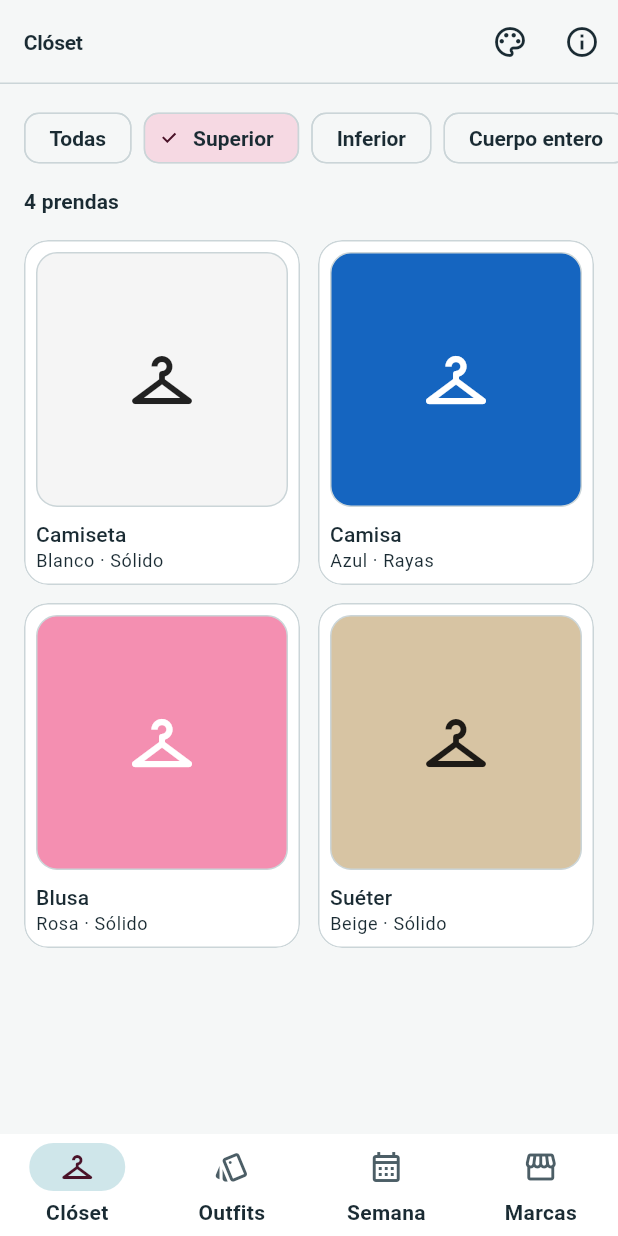
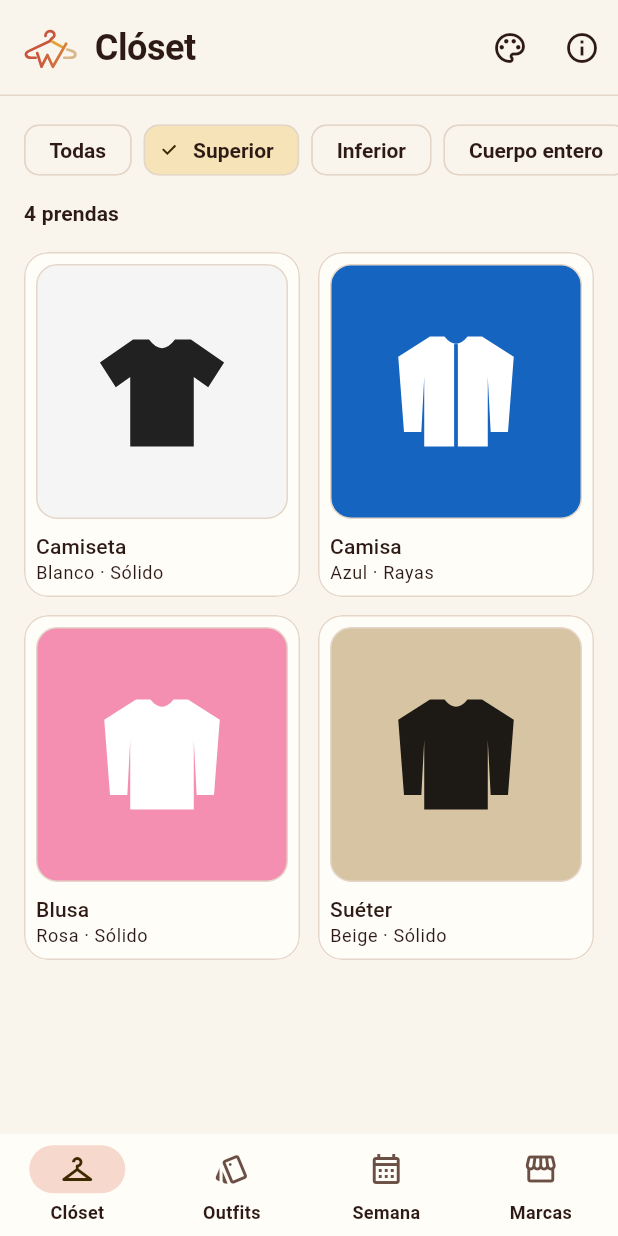
Before and after one commit to WearHack/WearHack, a Flutter app: the screen it shows after launch, after a tap on "Superior", on a phone screen of 412 x 824 dp. Run offline on Flutter 3.47's test engine with Material 3 defaults, Android fonts, the phone set to English and light mode, and no system bars; our stand-ins replace camera, device_info_plus, package_info_plus, share_plus; missing offline and left inert: amplify_auth_cognito, amplify_flutter, camera_platform_interface, dart:js_interop, google_mlkit_face_detection, thermal.

Commit message:
feat(client): marca, siluetas de prendas y paleta del logo
El tema usaba una paleta propia que no tenia que ver con el logo del proyecto. Ahora sale del logo (terracota, ocre y arena sobre crema), la marca se dibuja en vectores y cada tipo de prenda tiene su silueta en vez del mismo icono.

```diff
--- /dev/null
+++ b/client/lib/app/marca.dart
@@ -0,0 +1,99 @@
+/// La marca de WearHack: el gancho con la W, dibujado en vectores a partir del
+/// logo del proyecto.
+///
+/// Se dibuja y no se carga como imagen para que se vea nitido a cualquier
+/// tamano y sobre el fondo claro y el oscuro (el logo en PNG trae fondo crema).
+/// Es una version simplificada: cuando haya un SVG oficial se cambia aqui y en
+/// ningun otro sitio.
+library;
+
+import 'package:flutter/material.dart';
+
+class MarcaWearHack extends StatelessWidget {
+  const MarcaWearHack({super.key, this.alto = 40});
+
+  /// Alto de la marca. El ancho sale de la proporcion del dibujo.
+  final double alto;
+
+  /// Ancho entre alto del dibujo.
+  static const double proporcion = 1.36;
+
+  @override
+  Widget build(BuildContext context) {
+    return Semantics(
+      label: 'WearHack',
+      image: true,
+      child: ExcludeSemantics(
+        child: CustomPaint(
+          size: Size(alto * proporcion, alto),
+          painter: const _PintorMarca(),
+        ),
+      ),
+    );
+  }
+}
+
+class _PintorMarca extends CustomPainter {
+  const _PintorMarca();
+
+  static const Color _terracota = Color(0xFFC9553D);
+  static const Color _naranja = Color(0xFFD9803C);
+  static const Color _ocre = Color(0xFFE3A12F);
+  static const Color _arena = Color(0xFFD8B88A);
+
+  @override
+  void paint(Canvas canvas, Size size) {
+    // El dibujo vive en una caja de 136 x 100.
+    canvas.scale(size.height / 100);
+    final Paint trazo = Paint()
+      ..style = PaintingStyle.stroke
+      // En tamanos chicos el trazo se engrosa, o la W se pierde.
+      ..strokeWidth = size.height < 44 ? 7 : 5.6
+      ..strokeCap = StrokeCap.round
+      ..strokeJoin = StrokeJoin.round
+      ..isAntiAlias = true;
+
+    // El gancho y el brazo izquierdo.
+    final Path izquierdo = Path()
+      ..moveTo(55, 19)
+      ..cubicTo(55, 3, 78, 3, 78, 17)
+      ..cubicTo(78, 24, 68, 25, 67, 32)
+      ..lineTo(12, 58)
+      ..quadraticBezierTo(2, 63, 6, 70)
+      ..quadraticBezierTo(9, 75, 18, 75)
+      ..lineTo(30, 75);
+    canvas.drawPath(izquierdo, trazo..color = _terracota);
+
+    // El brazo derecho, cortado en dos tramos como en el logo.
+    final Path derecho = Path()
+      ..moveTo(111, 54)
+      ..lineTo(124, 58)
+      ..quadraticBezierTo(134, 62, 131, 70)
+      ..quadraticBezierTo(128, 75, 118, 75)
+      ..lineTo(103, 75);
+    canvas.drawPath(derecho, trazo..color = _arena);
+
+    canvas.drawLine(
+      const Offset(73, 34),
+      const Offset(97, 47),
+      trazo..color = _ocre,
+    );
+
+    // La W, con un degradado de terracota a naranja.
+    final Path w = Path()
+      ..moveTo(34, 63)
+      ..lineTo(45, 98)
+      ..lineTo(60, 68)
+      ..lineTo(74, 98)
+      ..lineTo(108, 39);
+    canvas.drawPath(
+      w,
+      trazo
+        ..shader = const LinearGradient(colors: <Color>[_terracota, _naranja])
+            .createShader(const Rect.fromLTWH(34, 39, 74, 59)),
+    );
+  }
+
+  @override
+  bool shouldRepaint(_PintorMarca anterior) => false;
+}
--- a/client/lib/app/pantalla_principal.dart
+++ b/client/lib/app/pantalla_principal.dart
@@ -5,6 +5,7 @@
 library;
 
 import 'package:flutter/material.dart';
+import 'package:wearhack/app/marca.dart';
 import 'package:wearhack/core/ui/movimiento.dart';
 import 'package:wearhack/features/closet/captura/captura_de_prendas.dart';
 import 'package:wearhack/features/closet/repositorio_closet.dart';
@@ -135,8 +136,17 @@ class _PantallaPrincipalState extends State<PantallaPrincipal> {
   @override
   Widget build(BuildContext context) {
     final WidgetBuilder? diagnostico = widget.diagnostico;
+    final bool conRiel = MediaQuery.sizeOf(context).width >= _anchoRiel;
     final PreferredSizeWidget barra = AppBar(
-      title: Text(_secciones[_seccion].titulo),
+      title: conRiel
+          ? Text(_secciones[_seccion].titulo)
+          : Row(
+              children: <Widget>[
+                const MarcaWearHack(alto: 26),
+                const SizedBox(width: 12),
+                Text(_secciones[_seccion].titulo),
+              ],
+            ),
       actions: <Widget>[
         IconButton(
           tooltip: 'Tu color',
@@ -164,7 +174,7 @@ class _PantallaPrincipalState extends State<PantallaPrincipal> {
       ],
     );
 
-    if (MediaQuery.sizeOf(context).width >= _anchoRiel) {
+    if (conRiel) {
       return Scaffold(
         appBar: barra,
         floatingActionButton: _botonAgregarPrendas(),
@@ -174,6 +184,10 @@ class _PantallaPrincipalState extends State<PantallaPrincipal> {
               selectedIndex: _seccion,
               onDestinationSelected: _ir,
               labelType: NavigationRailLabelType.all,
+              leading: const Padding(
+                padding: EdgeInsets.only(top: 14, bottom: 22),
+                child: MarcaWearHack(alto: 46),
+              ),
               destinations: <NavigationRailDestination>[
                 for (final _Seccion s in _secciones)
                   NavigationRailDestination(
--- a/client/lib/app/tema.dart
+++ b/client/lib/app/tema.dart
@@ -1,16 +1,15 @@
 /// El tema visual de WearHack, claro y oscuro.
 ///
-/// La idea: la interfaz es neutra y fria (un verde petroleo y grises
-/// azulados) para que lo unico con color vivo sean las prendas. Las muestras
-/// de color del closet y los outfits son lo que debe llamar la atencion, no el
-/// chrome. El rosa frambuesa se reserva para lo secundario (etiquetas, chips
-/// seleccionados) y nunca para acciones principales.
+/// Sale del logo: terracota, naranja, ocre y arena sobre un crema calido, con
+/// el cafe del nombre para el texto. La interfaz es sobria y las muestras de
+/// color de las prendas son lo que mas se ve. El terracota es la accion
+/// principal; el ocre, lo secundario (chips seleccionados).
 ///
 /// Sin fuentes descargadas: se usa la del sistema, para no sumar dependencias
 /// ni peticiones de red. La personalidad viene de los pesos y el espaciado.
 ///
-/// Todos los pares texto/fondo pasan 4.5:1 (7:1 en el texto principal). Los
-/// bordes de campos pasan 3:1.
+/// Todos los pares texto/fondo pasan 4.5:1 y los bordes de campos 3:1; lo
+/// comprueba `test/tema_test.dart`.
 library;
 
 import 'package:flutter/material.dart';
@@ -21,66 +20,66 @@ abstract final class TemaWearHack {
 
   static const ColorScheme _esquemaClaro = ColorScheme(
     brightness: Brightness.light,
-    primary: Color(0xFF1F5560),
+    primary: Color(0xFFA8412B),
     onPrimary: Color(0xFFFFFFFF),
-    primaryContainer: Color(0xFFCFE6EA),
-    onPrimaryContainer: Color(0xFF0E2F36),
-    secondary: Color(0xFFA8325E),
+    primaryContainer: Color(0xFFF6D9CC),
+    onPrimaryContainer: Color(0xFF4A1D10),
+    secondary: Color(0xFF8A5A00),
     onSecondary: Color(0xFFFFFFFF),
-    secondaryContainer: Color(0xFFF6D9E3),
-    onSecondaryContainer: Color(0xFF4A1228),
-    tertiary: Color(0xFF4C5E66),
+    secondaryContainer: Color(0xFFF7E3B8),
+    onSecondaryContainer: Color(0xFF3E2A00),
+    tertiary: Color(0xFF6B2C1E),
     onTertiary: Color(0xFFFFFFFF),
     error: Color(0xFFB3261E),
     onError: Color(0xFFFFFFFF),
     errorContainer: Color(0xFFF9DEDC),
     onErrorContainer: Color(0xFF410E0B),
-    surface: Color(0xFFF5F7F7),
-    onSurface: Color(0xFF1A2B33),
-    onSurfaceVariant: Color(0xFF4C5E66),
-    surfaceContainerLowest: Color(0xFFFFFFFF),
-    surfaceContainerLow: Color(0xFFFFFFFF),
-    surfaceContainer: Color(0xFFEBEFEF),
-    surfaceContainerHigh: Color(0xFFE3E8E9),
-    surfaceContainerHighest: Color(0xFFDCE2E4),
-    outline: Color(0xFF6E7F85),
-    outlineVariant: Color(0xFFCBD5D8),
-    inverseSurface: Color(0xFF1A2B33),
-    onInverseSurface: Color(0xFFF5F7F7),
-    inversePrimary: Color(0xFF8CC9D3),
+    surface: Color(0xFFFAF5EC),
+    onSurface: Color(0xFF2E1A14),
+    onSurfaceVariant: Color(0xFF6B4F44),
+    surfaceContainerLowest: Color(0xFFFFFDF8),
+    surfaceContainerLow: Color(0xFFFFFDF8),
+    surfaceContainer: Color(0xFFF2EBDF),
+    surfaceContainerHigh: Color(0xFFEBE2D4),
+    surfaceContainerHighest: Color(0xFFE4D9C9),
+    outline: Color(0xFF8A6E62),
+    outlineVariant: Color(0xFFE4D6C8),
+    inverseSurface: Color(0xFF2E1A14),
+    onInverseSurface: Color(0xFFFAF5EC),
+    inversePrimary: Color(0xFFF0A08A),
     shadow: Color(0xFF000000),
     scrim: Color(0xFF000000),
   );
 
   static const ColorScheme _esquemaOscuro = ColorScheme(
     brightness: Brightness.dark,
-    primary: Color(0xFF8CC9D3),
-    onPrimary: Color(0xFF08333B),
-    primaryContainer: Color(0xFF1F4A53),
-    onPrimaryContainer: Color(0xFFCFE6EA),
-    secondary: Color(0xFFF0A9C2),
-    onSecondary: Color(0xFF55122D),
-    secondaryContainer: Color(0xFF5B1E37),
-    onSecondaryContainer: Color(0xFFF6D9E3),
-    tertiary: Color(0xFFA6B6BC),
-    onTertiary: Color(0xFF11191C),
+    primary: Color(0xFFF0A08A),
+    onPrimary: Color(0xFF4A1608),
+    primaryContainer: Color(0xFF7A3321),
+    onPrimaryContainer: Color(0xFFFFDACF),
+    secondary: Color(0xFFE8B95A),
+    onSecondary: Color(0xFF3E2A00),
+    secondaryContainer: Color(0xFF5A4000),
+    onSecondaryContainer: Color(0xFFF7E3B8),
+    tertiary: Color(0xFFD8B88A),
+    onTertiary: Color(0xFF2E1A14),
     error: Color(0xFFF2B8B5),
     onError: Color(0xFF601410),
     errorContainer: Color(0xFF8C1D18),
     onErrorContainer: Color(0xFFF9DEDC),
-    surface: Color(0xFF11191C),
-    onSurface: Color(0xFFE3EBED),
-    onSurfaceVariant: Color(0xFFA6B6BC),
-    surfaceContainerLowest: Color(0xFF0C1214),
-    surfaceContainerLow: Color(0xFF182226),
-    surfaceContainer: Color(0xFF1F2C31),
-    surfaceContainerHigh: Color(0xFF26353B),
-    surfaceContainerHighest: Color(0xFF2E3F46),
-    outline: Color(0xFF6F8087),
-    outlineVariant: Color(0xFF34464D),
-    inverseSurface: Color(0xFFE3EBED),
-    onInverseSurface: Color(0xFF1A2B33),
-    inversePrimary: Color(0xFF1F5560),
+    surface: Color(0xFF1B1310),
+    onSurface: Color(0xFFF2E6DD),
+    onSurfaceVariant: Color(0xFFC4AFA3),
+    surfaceContainerLowest: Color(0xFF120C0A),
+    surfaceContainerLow: Color(0xFF211713),
+    surfaceContainer: Color(0xFF251B17),
+    surfaceContainerHigh: Color(0xFF2F241F),
+    surfaceContainerHighest: Color(0xFF3A2D27),
+    outline: Color(0xFF8E7568),
+    outlineVariant: Color(0xFF4A3A33),
+    inverseSurface: Color(0xFFF2E6DD),
+    onInverseSurface: Color(0xFF2E1A14),
+    inversePrimary: Color(0xFFA8412B),
     shadow: Color(0xFF000000),
     scrim: Color(0xFF000000),
   );
@@ -127,7 +126,14 @@ abstract final class TemaWearHack {
         elevation: 0,
         scrolledUnderElevation: 0,
         centerTitle: false,
-        titleTextStyle: texto.titleLarge?.copyWith(color: c.onSurface),
+        toolbarHeight: 64,
+        // Tamano explicito: los estilos de `base.textTheme` todavia no traen
+        // el tamano (Flutter se lo pone al arrancar la app), y copiarlos aqui
+        // lo dejaba en el tamano del texto base.
+        titleTextStyle: texto.headlineSmall?.copyWith(
+          fontSize: 24,
+          color: c.onSurface,
+        ),
         shape: Border(bottom: BorderSide(color: c.outlineVariant)),
       ),
       // Tarjetas planas con borde fino: sin sombra, para que las muestras de
@@ -148,17 +154,22 @@ abstract final class TemaWearHack {
         elevation: 0,
         height: 68,
         labelTextStyle: WidgetStatePropertyAll<TextStyle>(
-          texto.labelMedium!.copyWith(fontWeight: FontWeight.w600),
+          texto.labelMedium!.copyWith(
+            fontSize: 12,
+            fontWeight: FontWeight.w600,
+          ),
         ),
       ),
       navigationRailTheme: NavigationRailThemeData(
         backgroundColor: c.surfaceContainerLowest,
         indicatorColor: c.primaryContainer,
         selectedLabelTextStyle: texto.labelMedium?.copyWith(
+          fontSize: 12,
           fontWeight: FontWeight.w700,
           color: c.onSurface,
         ),
         unselectedLabelTextStyle: texto.labelMedium?.copyWith(
+          fontSize: 12,
           color: c.onSurfaceVariant,
         ),
       ),
@@ -190,7 +201,7 @@ abstract final class TemaWearHack {
           side: BorderSide(color: c.outlineVariant),
         ),
         selectedColor: c.secondaryContainer,
-        labelStyle: texto.labelLarge,
+        labelStyle: texto.labelLarge?.copyWith(fontSize: 14),
       ),
       inputDecorationTheme: InputDecorationTheme(
         filled: true,
--- a/client/lib/core/ui/etiquetas.dart
+++ b/client/lib/core/ui/etiquetas.dart
@@ -39,8 +39,8 @@ extension EtiquetaSlot on SlotOutfit {
     SlotOutfit.accesorio => 'Accesorio',
   };
 
-  /// Material no trae iconos de pantalon ni de zapato. Son aproximaciones
-  /// hasta que haya imagen procesada de cada prenda.
+  /// Icono del slot, para filtros y listas. La muestra de una prenda dibuja su
+  /// propia silueta (`SiluetaPrenda`) y ya no lo usa.
   IconData get icono => switch (this) {
     SlotOutfit.superior => Icons.checkroom,
     SlotOutfit.inferior => Icons.accessibility_new,
--- a/client/lib/features/closet/ui/muestra_prenda.dart
+++ b/client/lib/features/closet/ui/muestra_prenda.dart
@@ -8,6 +8,7 @@ import 'package:flutter/material.dart';
 import 'package:wearhack/core/ui/etiquetas.dart';
 import 'package:wearhack/core/vocabulario.dart';
 import 'package:wearhack/features/closet/prenda.dart';
+import 'package:wearhack/features/closet/ui/silueta_prenda.dart';
 
 class MuestraPrenda extends StatelessWidget {
   const MuestraPrenda({super.key, required this.prenda, this.tamano});
@@ -48,12 +49,25 @@ class MuestraPrenda extends StatelessWidget {
             color: Theme.of(context).colorScheme.outlineVariant,
           ),
         ),
-        child: Center(
-          child: Icon(
-            prenda.slot.icono,
-            color: frente,
-            size: tamano == null ? 48 : tamano! * 0.5,
-          ),
+        child: LayoutBuilder(
+          builder: (BuildContext context, BoxConstraints c) {
+            // La silueta ocupa algo mas de la mitad de la muestra, sea del
+            // tamano que sea.
+            final double lado = tamano != null
+                ? tamano! * 0.62
+                : (c.biggest.shortestSide.isFinite
+                          ? c.biggest.shortestSide
+                          : 96) *
+                      0.58;
+            return Center(
+              child: SiluetaPrenda(
+                tipo: prenda.tipo,
+                color: frente,
+                fondo: multicolor ? const Color(0xFF1565C0) : fondo,
+                tamano: lado,
+              ),
+            );
+          },
         ),
       ),
     );
--- /dev/null
+++ b/client/lib/features/closet/ui/silueta_prenda.dart
@@ -0,0 +1,214 @@
+/// La silueta de una prenda, dibujada.
+///
+/// Material no trae iconos de camiseta, pantalon ni zapato, y con el mismo
+/// gancho para todo lo superior un closet de 15 prendas se ve repetido. Estas
+/// siluetas son formas simples en una caja de 100 x 100: ocupan el lugar de la
+/// imagen procesada hasta que exista.
+///
+/// El accesorio no tiene silueta propia (es de todo: reloj, bolso, gafas) y
+/// sigue usando el icono.
+library;
+
+import 'package:flutter/material.dart';
+import 'package:wearhack/core/vocabulario.dart';
+
+class SiluetaPrenda extends StatelessWidget {
+  const SiluetaPrenda({
+    super.key,
+    required this.tipo,
+    required this.color,
+    required this.fondo,
+    required this.tamano,
+  });
+
+  final TipoPrenda tipo;
+
+  /// El color de la silueta.
+  final Color color;
+
+  /// El color sobre el que se dibuja. Las costuras (la abertura de una
+  /// chaqueta, la cintura de un pantalon) se pintan con el, para que parezcan
+  /// huecos.
+  final Color fondo;
+
+  final double tamano;
+
+  @override
+  Widget build(BuildContext context) {
+    if (tipo == TipoPrenda.accesorio) {
+      return Icon(Icons.watch, color: color, size: tamano);
+    }
+    return SizedBox.square(
+      dimension: tamano,
+      child: CustomPaint(painter: _Pintor(tipo, color, fondo)),
+    );
+  }
+}
+
+class _Pintor extends CustomPainter {
+  const _Pintor(this.tipo, this.color, this.fondo);
+
+  final TipoPrenda tipo;
+  final Color color;
+  final Color fondo;
+
+  @override
+  void paint(Canvas canvas, Size size) {
+    canvas.scale(size.width / 100, size.height / 100);
+    final Paint relleno = Paint()
+      ..style = PaintingStyle.fill
+      ..isAntiAlias = true
+      ..color = color;
+    final Paint costura = Paint()
+      ..style = PaintingStyle.stroke
+      ..strokeWidth = 2.6
+      ..strokeCap = StrokeCap.round
+      ..isAntiAlias = true
+      ..color = fondo;
+
+    canvas.drawPath(forma(tipo), relleno);
+
+    switch (tipo) {
+      case TipoPrenda.chaqueta || TipoPrenda.abrigo:
+        // La abertura del frente.
+        canvas.drawLine(
+          const Offset(50, 16),
+          Offset(50, _largo(tipo)),
+          costura,
+        );
+      case TipoPrenda.camisa:
+        canvas.drawLine(const Offset(50, 18), const Offset(50, 88), costura);
+      case TipoPrenda.pantalon || TipoPrenda.jean:
+        // La cintura.
+        canvas.drawLine(const Offset(28, 17), const Offset(72, 17), costura);
+      case TipoPrenda.zapato || TipoPrenda.tenis || TipoPrenda.sandalia:
+        // La suela.
+        canvas.drawLine(const Offset(9, 71), const Offset(92, 71), costura);
+      case TipoPrenda.bota:
+        canvas.drawLine(const Offset(11, 71), const Offset(92, 71), costura);
+      case _:
+        break;
+    }
+  }
+
+  @override
+  bool shouldRepaint(_Pintor anterior) =>
+      anterior.tipo != tipo ||
+      anterior.color != color ||
+      anterior.fondo != fondo;
+
+  static double _largo(TipoPrenda tipo) => tipo == TipoPrenda.abrigo ? 94 : 88;
+
+  /// La forma de cada tipo en una caja de 100 x 100. Publica para probarla.
+  static Path forma(TipoPrenda tipo) => switch (tipo) {
+    TipoPrenda.camiseta => _camiseta(),
+    TipoPrenda.camisa ||
+    TipoPrenda.blusa ||
+    TipoPrenda.sueter ||
+    TipoPrenda.chaqueta => _mangaLarga(largo: 88),
+    TipoPrenda.abrigo => _mangaLarga(largo: 94),
+    TipoPrenda.pantalon || TipoPrenda.jean => _pantalon(),
+    TipoPrenda.short => _short(),
+    TipoPrenda.falda => _falda(),
+    TipoPrenda.vestido => _vestido(),
+    TipoPrenda.bota => _bota(),
+    TipoPrenda.zapato || TipoPrenda.tenis || TipoPrenda.sandalia => _zapato(),
+    TipoPrenda.accesorio => Path(),
+  };
+
+  static Path _camiseta() => Path()
+    ..moveTo(30, 14)
+    ..lineTo(41, 14)
+    ..quadraticBezierTo(50, 26, 59, 14)
+    ..lineTo(70, 14)
+    ..lineTo(93, 30)
+    ..lineTo(82, 47)
+    ..lineTo(72, 40)
+    ..lineTo(72, 88)
+    ..lineTo(28, 88)
+    ..lineTo(28, 40)
+    ..lineTo(18, 47)
+    ..lineTo(7, 30)
+    ..close();
+
+  static Path _mangaLarga({required double largo}) => Path()
+    ..moveTo(32, 12)
+    ..lineTo(42, 12)
+    ..quadraticBezierTo(50, 22, 58, 12)
+    ..lineTo(68, 12)
+    ..lineTo(90, 26)
+    ..lineTo(86, 78)
+    ..lineTo(74, 78)
+    ..lineTo(72, 40)
+    ..lineTo(72, largo)
+    ..lineTo(28, largo)
+    ..lineTo(28, 40)
+    ..lineTo(26, 78)
+    ..lineTo(14, 78)
+    ..lineTo(10, 26)
+    ..close();
+
+  static Path _pantalon() => Path()
+    ..moveTo(28, 10)
+    ..lineTo(72, 10)
+    ..lineTo(77, 92)
+    ..lineTo(55, 92)
+    ..lineTo(50, 36)
+    ..lineTo(45, 92)
+    ..lineTo(23, 92)
+    ..close();
+
+  static Path _short() => Path()
+    ..moveTo(26, 18)
+    ..lineTo(74, 18)
+    ..lineTo(81, 64)
+    ..lineTo(55, 64)
+    ..lineTo(50, 40)
+    ..lineTo(45, 64)
+    ..lineTo(19, 64)
+    ..close();
+
+  static Path _falda() => Path()
+    ..moveTo(35, 14)
+    ..lineTo(65, 14)
+    ..lineTo(86, 86)
+    ..quadraticBezierTo(50, 94, 14, 86)
+    ..close();
+
+  static Path _vestido() => Path()
+    ..moveTo(37, 8)
+    ..lineTo(45, 8)
+    ..quadraticBezierTo(50, 17, 55, 8)
+    ..lineTo(63, 8)
+    ..lineTo(65, 36)
+    ..lineTo(84, 90)
+    ..quadraticBezierTo(50, 97, 16, 90)
+    ..lineTo(35, 36)
+    ..close();
+
+  static Path _zapato() => Path()
+    ..moveTo(9, 40)
+    ..lineTo(27, 40)
+    ..quadraticBezierTo(31, 56, 46, 58)
+    ..lineTo(62, 50)
+    ..quadraticBezierTo(72, 50, 79, 59)
+    ..quadraticBezierTo(93, 62, 93, 75)
+    ..lineTo(93, 82)
+    ..lineTo(9, 82)
+    ..close();
+
+  static Path _bota() => Path()
+    ..moveTo(25, 10)
+    ..lineTo(55, 10)
+    ..lineTo(56, 46)
+    ..quadraticBezierTo(80, 52, 91, 64)
+    ..lineTo(93, 82)
+    ..lineTo(11, 82)
+    ..lineTo(13, 58)
+    ..lineTo(25, 52)
+    ..close();
+}
+
+/// La forma de [tipo] en una caja de 100 x 100, para probar que cada tipo
+/// tiene la suya.
+Path formaDeSilueta(TipoPrenda tipo) => _Pintor.forma(tipo);
```
Also changed, not shown: 1 other file.
